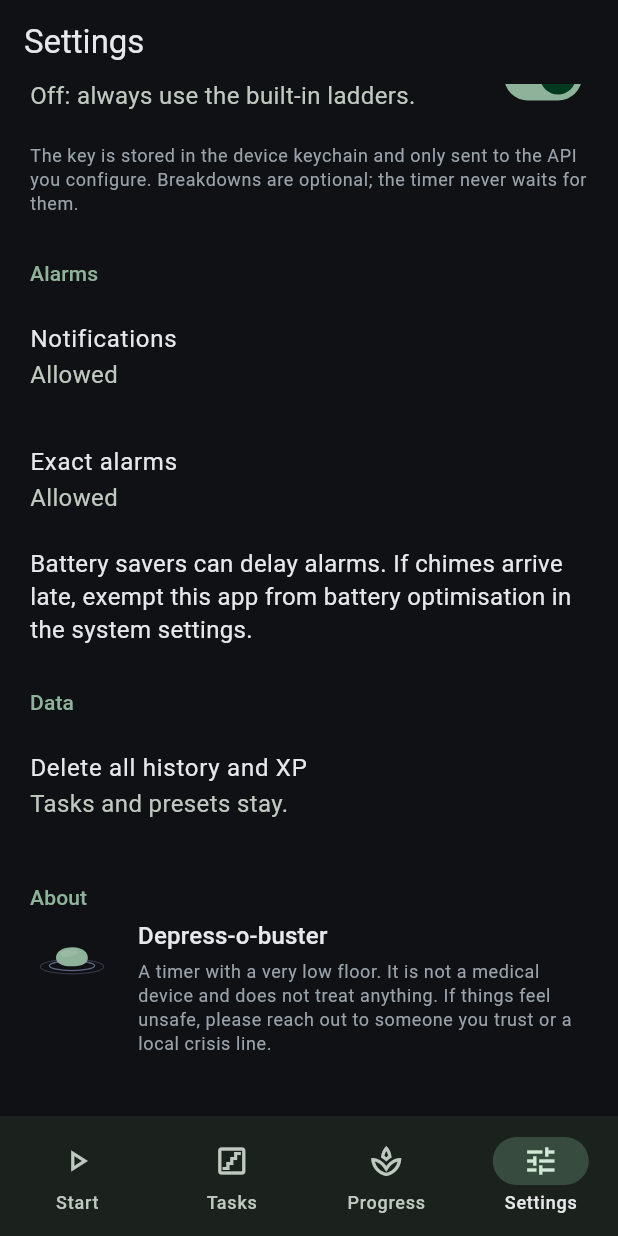
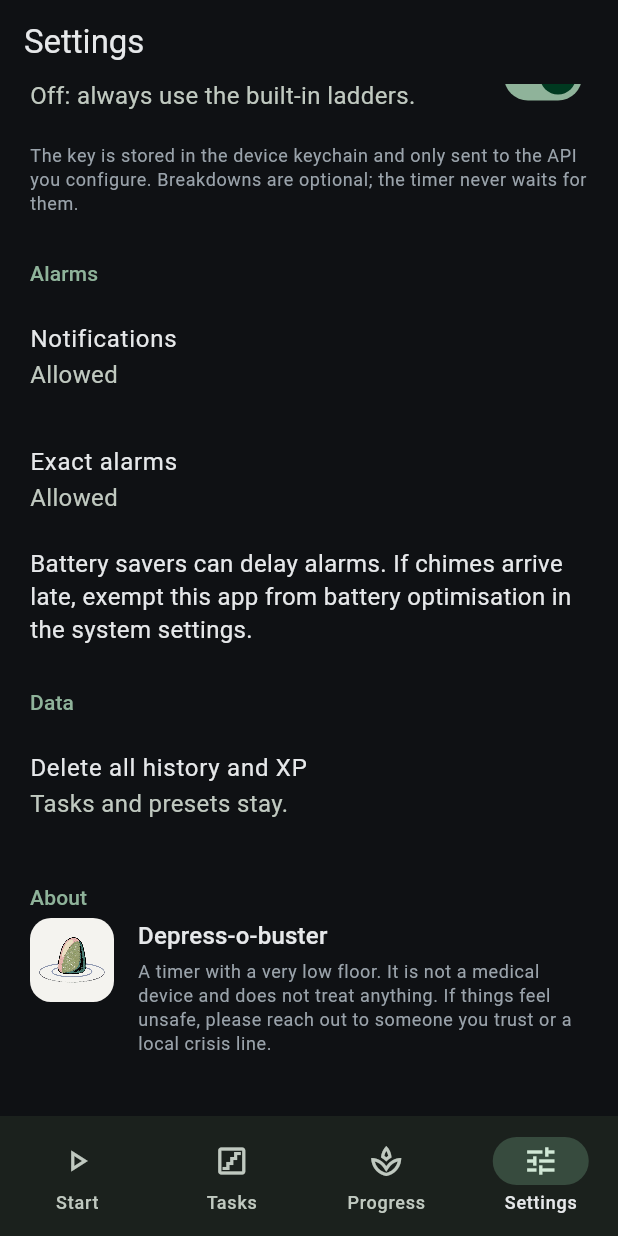
Before and after one commit to mihok/depress-o-buster, a Flutter app: the screen it shows after launch, item 4 of the bottom bar chosen, scrolled down 1888 dp, on a phone screen of 412 x 824 dp. Run offline on Flutter 3.47's test engine with Material 3 defaults, Android fonts, the phone set to English and light mode, and no system bars; our stand-ins replace audioplayers, clock, drift, drift_flutter, flutter_local_notifications, flutter_riverpod and 5 more; accounts and stored records are empty; generated files the repository leaves out were written again.

Commit message:
App icon: the painted pebble on every platform
assets/images/pebble.png becomes the icon via tool/brand/apply_icon.py:
icons (adaptive, monochrome, iOS 18 dark and tinted, web, macOS), splash
screens, the About row (now the PNG), and a README banner rendered from it.
Off-white background so the drawing's outline and graphite ring stay visible.

Co-Authored-By: Claude Fable 5.1 <noreply@anthropic.com>
Claude-Session: https://claude.ai/code/session_01PaoFeeh7YunX14WNd6GfeR

```diff
--- a/lib/ui/widgets/illustration.dart
+++ b/lib/ui/widgets/illustration.dart
@@ -35,16 +35,20 @@ enum Illustration {
   /// A stone above three pebbles. The "break this down smaller" sheet.
   stoneSplit('stone_split', 'A stone above three smaller pebbles'),
 
-  /// The brand mark, with its own background. Fixed colours in both themes.
-  mark('mark', 'The Depress-o-buster mark: a stone in still water', folder: 'brand');
+  /// The app icon: the painted pebble on its own background. Fixed colours
+  /// in both themes.
+  mark('mark', 'The Depress-o-buster icon: a pebble in still water', folder: 'brand', raster: true);
 
-  const Illustration(this.file, this.description, {this.folder = 'illustrations'});
+  const Illustration(this.file, this.description, {this.folder = 'illustrations', this.raster = false});
 
   final String file;
   final String description;
   final String folder;
 
-  String get assetPath => 'assets/$folder/$file.svg';
+  /// A PNG rather than an SVG (the icon is painted, not drawn in code).
+  final bool raster;
+
+  String get assetPath => 'assets/$folder/$file.${raster ? 'png' : 'svg'}';
 
   /// The mark carries its own background, so it keeps the brand colours
   /// whatever the theme. Everything else follows the theme.
@@ -102,7 +106,20 @@ class AppIllustration extends StatelessWidget {
 
   @override
   Widget build(BuildContext context) {
-    final picture = SvgPicture.asset(
+    final Widget picture;
+    if (kind.raster) {
+      // Decoded at a sensible size: the 1024 px icon is shown at 56 px.
+      final pixels = (height * MediaQuery.devicePixelRatioOf(context)).round();
+      picture = Image.asset(
+        kind.assetPath,
+        height: height,
+        fit: BoxFit.contain,
+        cacheHeight: pixels,
+        excludeFromSemantics: decorative,
+        semanticLabel: decorative ? null : kind.description,
+      );
+    } else {
+      picture = SvgPicture.asset(
         kind.assetPath,
         height: height,
         fit: BoxFit.contain,
@@ -112,6 +129,7 @@ class AppIllustration extends StatelessWidget {
         // Keep the layout stable while the asset decodes.
         placeholderBuilder: (_) => SizedBox(height: height),
       );
+    }
     final faded = opacity >= 1 ? picture : Opacity(opacity: opacity, child: picture);
     return Center(child: faded);
   }
```
Also changed, not shown: pubspec.yaml (+5 -4 lines), assets/brand/mark.png, assets/brand/mark_foreground.png, assets/brand/mark_mono.png, assets/brand/mark_transparent.png, assets/brand/splash_android12.png, assets/brand/splash_mark.png, docs/images/banner.png (added), docs/images/banner.svg (deleted), 106 other files. Lines whose indentation alone changed are shown as unchanged.
